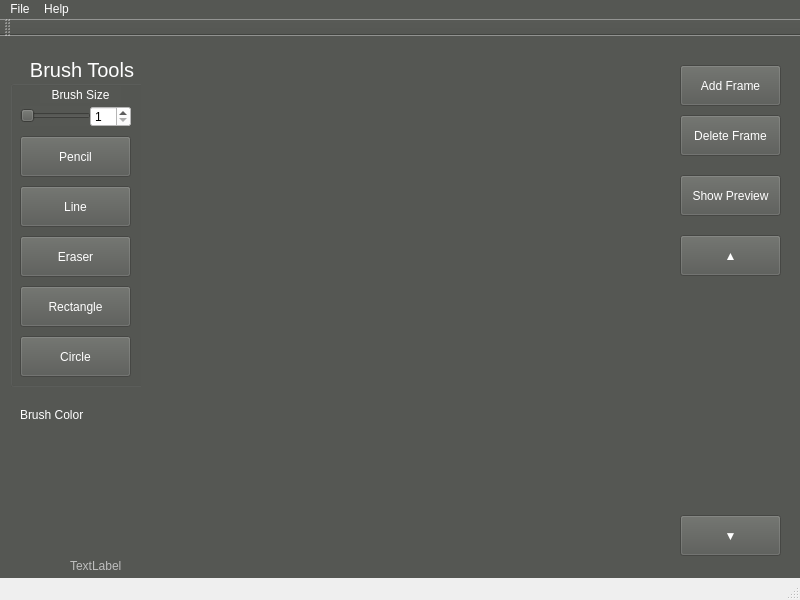
Above: GigBagSpriteEditor/spriteeditorwindow.ui from ChristopherDHanson/SpriteEditor before the change. Below: the same form after it.
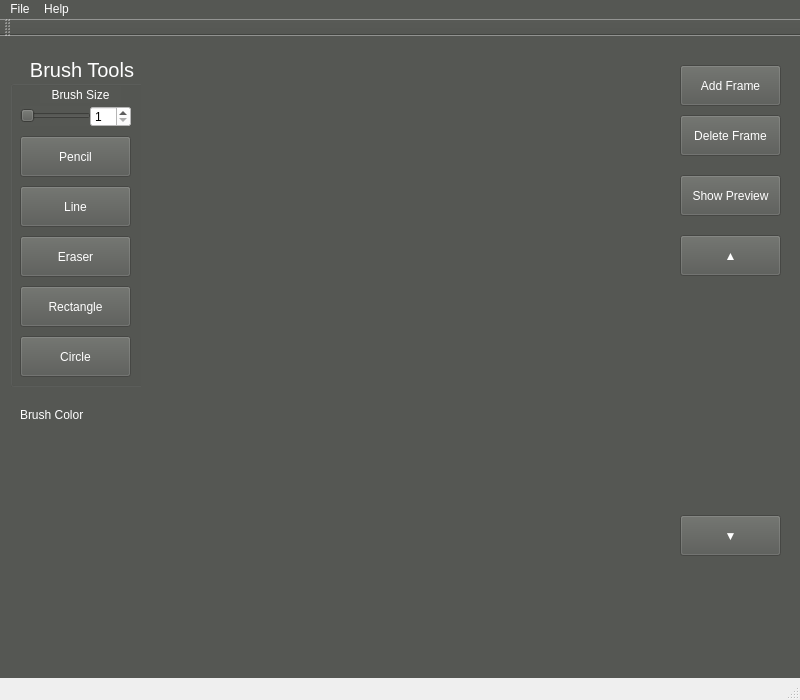
That is the form after the change. Custom widgets are drawn as their Qt base class.

```diff
--- a/GigBagSpriteEditor/spriteeditorwindow.ui
+++ b/GigBagSpriteEditor/spriteeditorwindow.ui
@@ -10,7 +10,7 @@
     <x>0</x>
     <y>0</y>
     <width>800</width>
-    <height>600</height>
+    <height>700</height>
    </rect>
   </property>
   <property name="windowTitle">
@@ -423,19 +423,6 @@
      </property>
     </widget>
    </widget>
-   <widget class="QLabel" name="label">
-    <property name="geometry">
-     <rect>
-      <x>70</x>
-      <y>514</y>
-      <width>61</width>
-      <height>31</height>
-     </rect>
-    </property>
-    <property name="text">
-     <string>TextLabel</string>
-    </property>
-   </widget>
   </widget>
   <widget class="QMenuBar" name="menuBar">
    <property name="geometry">
```
Left out of the diff: 28 changed lines with no effect on the pictures.
